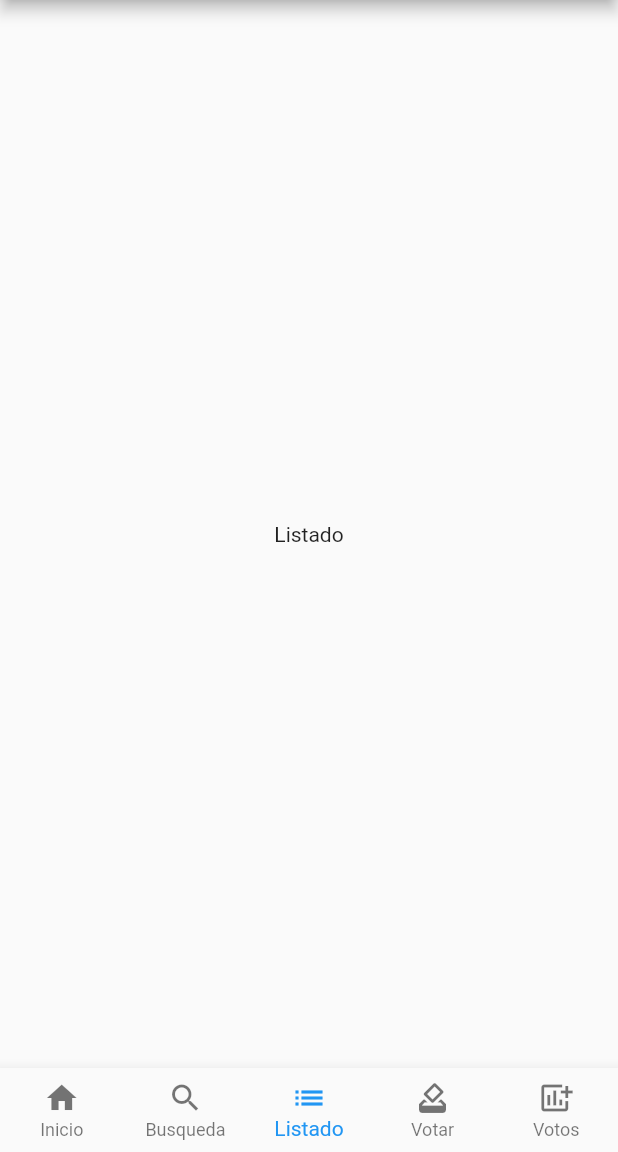
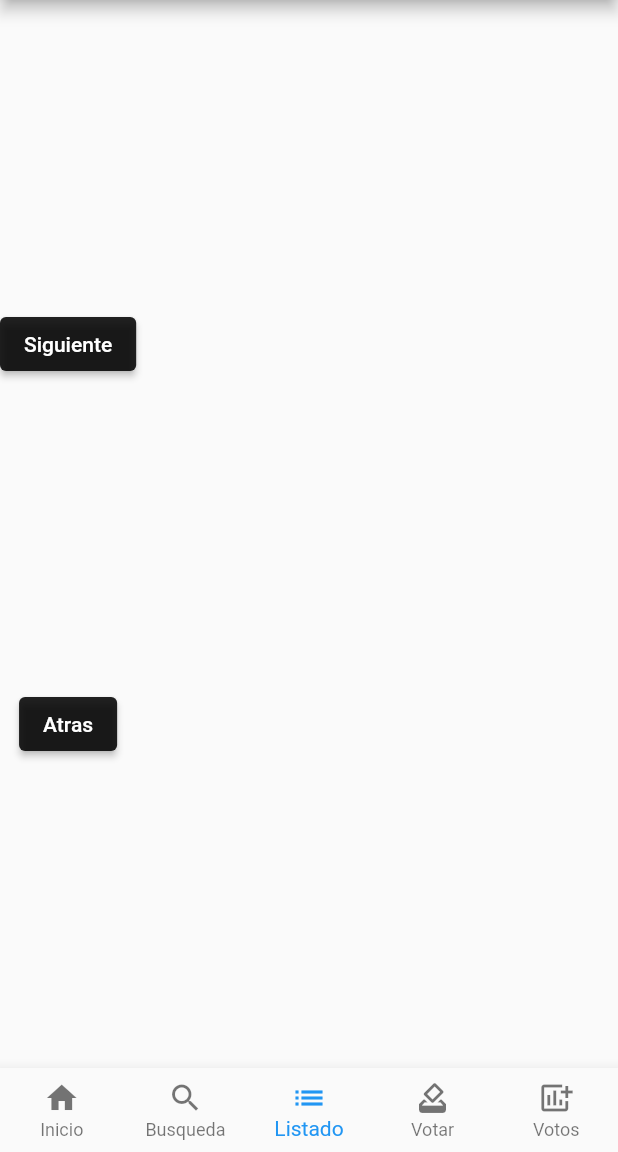
Before and after one commit to Matypinkman/flutter_poke_api, a Flutter app: the HomeScreen screen opened directly, item 3 of the bottom bar chosen, on a phone screen of 412 x 824 dp, the part 84-1236 px from its top. Run offline on Flutter 3.47's test engine with Material 2 defaults, Android fonts, the phone set to English and light mode, and no system bars; our stand-ins replace firebase_auth, firebase_core, google_sign_in; missing offline and left inert: dart:ffi; accounts and stored records are empty; network calls fail.

Commit message:
Listado funcionando en consola

```diff
--- a/lib/screens/busqueda.dart
+++ b/lib/screens/busqueda.dart
@@ -50,6 +50,7 @@ void fetchPokeData(link, id) {
   http.get(url).then((value) {
     if (value.statusCode == 200) {
       var dataJson = jsonDecode(value.body);
+      print(dataJson['name']);
     }
   });
 }
--- a/lib/screens/listado.dart
+++ b/lib/screens/listado.dart
@@ -1,12 +1,78 @@
+import 'dart:convert';
+
 import 'package:flutter/material.dart';
+import 'package:http/http.dart' as http;
 
 class Listado extends StatelessWidget {
   const Listado({Key? key}) : super(key: key);
-
   @override
   Widget build(BuildContext context) {
-    return const Center(
-      child: Text("Listado"),
-    );
+    int off = 0;
+    int lim = 10;
+    const url = "pokeapi.co";
+    const urlid = "/api/v2/pokemon/";
+    Map<String, String> queryParameters = <String, String>{
+      'offset': off.toString(),
+      'limit': lim.toString(),
+    };
+    fetchPokeData(url, urlid, queryParameters);
+    return Scaffold(
+        body: Column(
+      mainAxisAlignment: MainAxisAlignment.spaceEvenly,
+      children: <Widget>[
+        ElevatedButton(
+            style: ElevatedButton.styleFrom(
+              backgroundColor: Colors.black87,
+            ),
+            onPressed: () {
+              print("Siguiente");
+              queryParameters = {
+                'offset': (off + 10).toString(),
+                'limit': lim.toString()
+              };
+              off += 10;
+              fetchPokeData(url, urlid, queryParameters);
+            },
+            child: Text("Siguiente")),
+        ElevatedButton(
+          style: ElevatedButton.styleFrom(
+            backgroundColor: Colors.black87,
+          ),
+          onPressed: () {
+            print("Atras");
+            if (off > 10) {
+              queryParameters = {
+                'offset': (off - 10).toString(),
+                'limit': lim.toString()
+              };
+              off -= 10;
+              fetchPokeData(url, urlid, queryParameters);
+            } else {
+              off = 0;
+              queryParameters = {
+                'offset': off.toString(),
+                'limit': lim.toString()
+              };
+              fetchPokeData(url, urlid, queryParameters);
+            }
+          },
+          child: Text("Atras"),
+        ),
+      ],
+    ));
   }
 }
+
+void fetchPokeData(link, id, parametros) {
+  List lista;
+  var url = Uri.http(link, id, parametros);
+  http.get(url).then((value) {
+    if (value.statusCode == 200) {
+      var dataJson = jsonDecode(value.body);
+      lista = dataJson['results'];
+      for (var i in lista) {
+        print(i['name']);
+      }
+    }
+  });
+}
```
